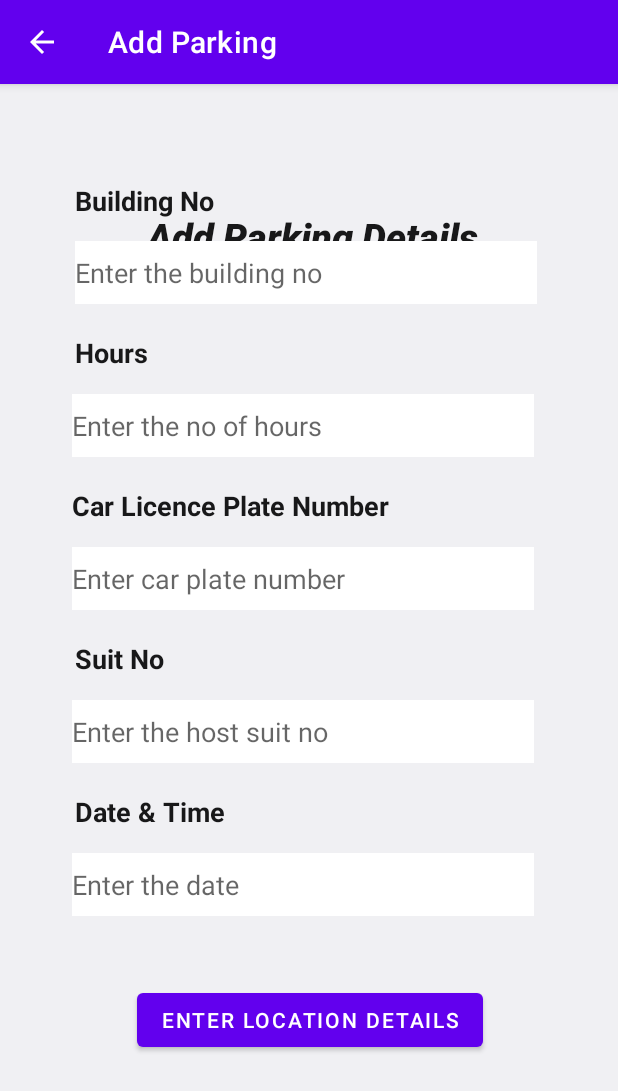
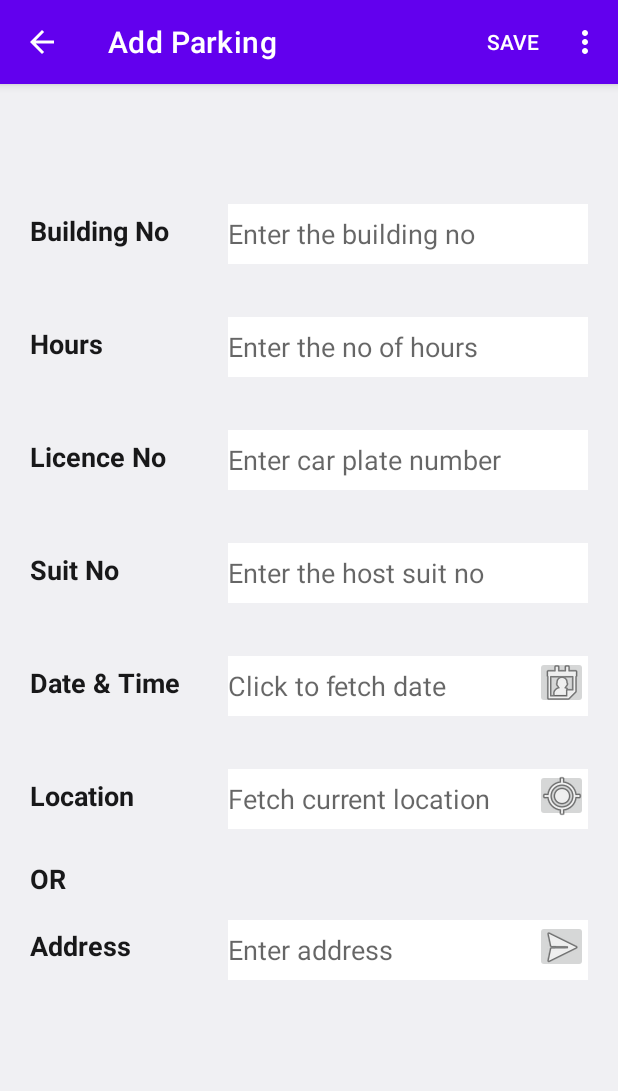
Before and after one commit to itzgannu/Parking, an Android app: the AddParking screen opened directly, with no data from a screen before it, on a phone screen of 412 x 824 dp. Shown: the top 1091 px of the screen. Run offline under Robolectric (Android 15) with nearby library versions, the phone set to English and light mode, and no system bars; our stand-ins replace Firebase (no records; nobody signed in at launch, a user with empty details on screens opened directly); Roboto replaces fonts that are not available here.

Commit message:
Commit changes: Add Parking screen, field validations, location fetching and saving parking details to DB

```diff
--- a/app/build.gradle
+++ b/app/build.gradle
@@ -42,6 +42,7 @@ dependencies {
     implementation platform('com.google.firebase:firebase-bom:28.0.1')
     implementation 'com.google.firebase:firebase-analytics'
     implementation 'com.google.firebase:firebase-firestore:21.4.3'
+    implementation 'com.google.android.gms:play-services-location:17.0.0'
     testImplementation 'junit:junit:4.+'
     androidTestImplementation 'androidx.test.ext:junit:1.1.2'
     androidTestImplementation 'androidx.test.espresso:espresso-core:3.3.0'
--- a/app/src/main/AndroidManifest.xml
+++ b/app/src/main/AndroidManifest.xml
@@ -1,6 +1,8 @@
 <?xml version="1.0" encoding="utf-8"?>
 <manifest xmlns:android="http://schemas.android.com/apk/res/android"
     package="divyaganesh.parking">
+
+    <uses-permission android:name="android.permission.ACCESS_FINE_LOCATION"/>
 
     <application
         android:allowBackup="true"
--- a/app/src/main/java/divyaganesh/parking/ParkingList.java
+++ b/app/src/main/java/divyaganesh/parking/ParkingList.java
@@ -153,6 +153,9 @@ public class ParkingList extends AppCompatActivity {
         switch (item.getItemId()) {
             case R.id.addParking: {
                 Log.d(TAG, "onOptionsItemSelected: Add Parking clicked");
+                Intent addParkingIntent = new Intent(this, AddParking.class);
+                addParkingIntent.putExtra("CurrentUser", currentUser);
+                startActivity(addParkingIntent);
                 break;
             }
             case R.id.update_parking: {
--- /dev/null
+++ b/app/src/main/java/divyaganesh/parking/helpers/LocationHelper.java
@@ -0,0 +1,128 @@
+package divyaganesh.parking.helpers;
+
+import android.Manifest;
+import android.annotation.SuppressLint;
+import android.app.Activity;
+import android.content.Context;
+import android.content.pm.PackageManager;
+import android.location.Address;
+import android.location.Geocoder;
+import android.location.Location;
+import android.util.Log;
+
+import androidx.annotation.NonNull;
+import androidx.core.app.ActivityCompat;
+import androidx.core.content.ContextCompat;
+import androidx.lifecycle.MutableLiveData;
+
+import com.google.android.gms.location.FusedLocationProviderClient;
+import com.google.android.gms.location.LocationRequest;
+import com.google.android.gms.location.LocationServices;
+import com.google.android.gms.tasks.OnFailureListener;
+import com.google.android.gms.tasks.OnSuccessListener;
+
+import java.util.List;
+import java.util.Locale;
+
+public class LocationHelper {
+    private  final String TAG = "MyTAG";
+    public boolean locationPermissionGranted = false;
+    private LocationRequest locationRequest;
+    public final int request_code_location = 101;
+    private FusedLocationProviderClient fusedLocationProviderClient = null;
+    //    Location mLocation;
+    MutableLiveData<Location> mLocation = new MutableLiveData<>();
+
+    private static final LocationHelper ourInstance = new LocationHelper();
+    public static  LocationHelper getInstance(){
+        return  ourInstance;
+    }
+
+    private LocationHelper(){
+        this.locationRequest = new LocationRequest();
+        this.locationRequest.setPriority(LocationRequest.PRIORITY_HIGH_ACCURACY); //indicates the accuracy
+        this.locationRequest.setInterval(30000); //will update the location every 30 seconds
+    }
+
+    public void checkPermissions(Context context){
+        this.locationPermissionGranted = (ContextCompat.checkSelfPermission(context.getApplicationContext(),
+                Manifest.permission.ACCESS_FINE_LOCATION) == PackageManager.PERMISSION_GRANTED);
+        Log.d(TAG, "checkPermissions: LocationPermissionGranted : " +this.locationPermissionGranted);
+
+        if(!this.locationPermissionGranted){
+            requestLocationPermission(context);
+        }
+    }
+
+    public void requestLocationPermission(Context context) {
+        ActivityCompat.requestPermissions((Activity) context, new String[]{Manifest.permission.ACCESS_FINE_LOCATION}, this.request_code_location);
+    }
+
+    public FusedLocationProviderClient getFusedLocationProviderClient(Context context){
+        if(this.fusedLocationProviderClient == null){
+            this.fusedLocationProviderClient = LocationServices.getFusedLocationProviderClient(context);
+        }
+        return this.fusedLocationProviderClient;
+    }
+
+    @SuppressLint("MissingPermission")
+    public MutableLiveData<Location> getLastLocation(Context context){
+        Log.d(TAG, "getLastLocation: Start of the function");
+        if(this.locationPermissionGranted){
+            try{
+                Log.d(TAG, "getLastLocation: Inside try block");
+                this.getFusedLocationProviderClient(context).getLastLocation()
+                        .addOnSuccessListener(new OnSuccessListener<Location>() {
+                            @Override
+                            public void onSuccess(Location location) {
+                                Log.d(TAG, "onSuccess: IS called");
+                                if(location != null){
+                                    mLocation.setValue(location);
+                                    Log.d(TAG, "onSuccess: Last Location received : Lat :" +mLocation.getValue().getLatitude() + "Long : " +mLocation.getValue().getLongitude());
+                                }else{
+                                    Log.d(TAG, "onSuccess: Else statement");
+                                }
+                            }
+                        })
+                        .addOnFailureListener(new OnFailureListener() {
+                            @Override
+                            public void onFailure(@NonNull Exception e) {
+                                Log.e(TAG, "onFailure: Could not get the last location" +e.getLocalizedMessage() );
+                            }
+                        });
+            }catch(Exception e){
+                Log.e(TAG, "getLastLocation: Error " + e.getLocalizedMessage());
+                return null;
+            }
+            return this.mLocation;
+
+        }else{
+            Log.e(TAG, "getLastLocation: App does not have access permission for location");
+            return null;
+        }
+    }
+
+    public String getAddress(Context context, Location loc){
+        Geocoder geocoder = new Geocoder(context, Locale.getDefault());
+        List<Address> addressList;
+
+        try{
+            addressList = geocoder.getFromLocation(loc.getLatitude(), loc.getLongitude(), 2);
+
+            String address = addressList.get(0).getAddressLine(0);
+            Log.d(TAG, "getAddress: Address : " +address);
+
+            Address addressObj = addressList.get(0);
+            Log.d(TAG, "getAddress: Country Code : " +addressObj.getCountryCode());
+            Log.d(TAG, "getAddress: Country Name : " +addressObj.getCountryName());
+            Log.d(TAG, "getAddress: City : " +addressObj.getLocality());
+            Log.d(TAG, "getAddress: Postal Code : " +addressObj.getPostalCode());
+            Log.d(TAG, "getAddress: Province : " +addressObj.getAdminArea());
+
+            return address;
+        }catch(Exception e){
+            Log.e(TAG, "getAddress: Address not fetched" +e.getLocalizedMessage() );
+        }
+        return null;
+    }
+}
--- a/app/src/main/java/divyaganesh/parking/viewmodels/ParkingViewModel.java
+++ b/app/src/main/java/divyaganesh/parking/viewmodels/ParkingViewModel.java
@@ -37,4 +37,8 @@ public class ParkingViewModel extends AndroidViewModel {
     public List<Parking> getALlParkingDetails(){
         return this.db.getAllParkingDetails();
     }
+
+    public void addParkingDetails(Parking p){
+        this.db.addParkingDetail(p);
+    }
 }
--- a/app/src/main/res/layout/activity_add_parking.xml
+++ b/app/src/main/res/layout/activity_add_parking.xml
@@ -8,163 +8,230 @@
     android:background="#F0F0F3"
     tools:context=".AddParking">
 
+    <TextView
+        android:id="@+id/addParkingAddressLbl"
+        android:layout_width="100dp"
+        android:layout_height="35dp"
+        android:layout_marginStart="20dp"
+        android:layout_marginTop="20dp"
+        android:text="@string/addParkAddressLbl"
+        android:textAlignment="viewStart"
+        android:textColor="#181819"
+        android:textSize="18sp"
+        android:textStyle="bold"
+        app:layout_constraintStart_toStartOf="parent"
+        app:layout_constraintTop_toBottomOf="@+id/addParkingORLbl" />
+
     <EditText
         android:id="@+id/addParkingLicenceField"
-        android:layout_width="308dp"
-        android:layout_height="42dp"
-        android:layout_marginStart="48dp"
-        android:layout_marginBottom="20dp"
+        android:layout_width="240dp"
+        android:layout_height="40dp"
+        android:layout_marginTop="35dp"
+        android:layout_marginEnd="20dp"
         android:background="#FFFFFF"
         android:ems="10"
         android:hint="@string/createAccCarHint"
         android:inputType="textPersonName"
-        app:layout_constraintBottom_toTopOf="@+id/addParkingSuitLbl"
-        app:layout_constraintStart_toStartOf="parent" />
+        app:layout_constraintEnd_toEndOf="parent"
+        app:layout_constraintTop_toBottomOf="@+id/addParkingHoursField" />
 
     <EditText
         android:id="@+id/addParkingSuitField"
-        android:layout_width="308dp"
-        android:layout_height="42dp"
-        android:layout_marginStart="48dp"
-        android:layout_marginBottom="20dp"
+        android:layout_width="240dp"
+        android:layout_height="40dp"
+        android:layout_marginTop="35dp"
+        android:layout_marginEnd="20dp"
         android:background="#FFFFFF"
         android:ems="10"
         android:hint="@string/addParkSuitHint"
         android:inputType="textPersonName"
-        app:layout_constraintBottom_toTopOf="@+id/addParkingDateLbl"
-        app:layout_constraintStart_toStartOf="parent" />
+        app:layout_constraintEnd_toEndOf="parent"
+        app:layout_constraintTop_toBottomOf="@+id/addParkingLicenceField" />
 
     <EditText
         android:id="@+id/addParkingHoursField"
-        android:layout_width="308dp"
-        android:layout_height="42dp"
-        android:layout_marginStart="48dp"
-        android:layout_marginBottom="20dp"
+        android:layout_width="240dp"
+        android:layout_height="40dp"
+        android:layout_marginTop="35dp"
+        android:layout_marginEnd="20dp"
         android:background="#FFFFFF"
         android:ems="10"
         android:hint="@string/addParkHoursHint"
         android:inputType="textPersonName"
-        app:layout_constraintBottom_toTopOf="@+id/addParkingLicenceLbl"
-        app:layout_constraintStart_toStartOf="parent" />
+        app:layout_constraintEnd_toEndOf="parent"
+        app:layout_constraintTop_toBottomOf="@+id/addParkingBuildingField" />
 
     <TextView
         android:id="@+id/addParkingSuitLbl"
-        android:layout_width="wrap_content"
-        android:layout_height="wrap_content"
-        android:layout_marginStart="50dp"
-        android:layout_marginBottom="15dp"
+        android:layout_width="100dp"
+        android:layout_height="35dp"
+        android:layout_marginStart="20dp"
+        android:layout_marginTop="40dp"
         android:text="@string/addParkSuitNo"
+        android:textAlignment="viewStart"
         android:textColor="#181819"
         android:textSize="18sp"
         android:textStyle="bold"
-        app:layout_constraintBottom_toTopOf="@+id/addParkingSuitField"
-        app:layout_constraintStart_toStartOf="parent" />
+        app:layout_constraintStart_toStartOf="parent"
+        app:layout_constraintTop_toBottomOf="@+id/addParkingLicenceLbl" />
 
     <TextView
         android:id="@+id/addParkingDateLbl"
-        android:layout_width="wrap_content"
-        android:layout_height="wrap_content"
-        android:layout_marginStart="50dp"
-        android:layout_marginBottom="15dp"
+        android:layout_width="100dp"
+        android:layout_height="35dp"
+        android:layout_marginStart="20dp"
+        android:layout_marginTop="40dp"
         android:text="@string/addParkDate"
+        android:textAlignment="viewStart"
         android:textColor="#181819"
         android:textSize="18sp"
         android:textStyle="bold"
-        app:layout_constraintBottom_toTopOf="@+id/addParkingDateField"
-        app:layout_constraintStart_toStartOf="parent" />
+        app:layout_constraintStart_toStartOf="parent"
+        app:layout_constraintTop_toBottomOf="@+id/addParkingSuitLbl" />
 
     <TextView
-        android:id="@+id/addParkingTitleLbl"
-        android:layout_width="wrap_content"
-        android:layout_height="wrap_content"
-        android:layout_marginStart="90dp"
-        android:layout_marginTop="84dp"
-        android:layout_marginEnd="90dp"
-        android:fontFamily="sans-serif-black"
-        android:text="@string/addParkingTitle"
+        android:id="@+id/addParkingBuildLbl"
+        android:layout_width="100dp"
+        android:layout_height="35dp"
+        android:layout_marginStart="20dp"
+        android:layout_marginTop="85dp"
+        android:text="@string/addParkBuildingNo"
+        android:textAlignment="viewStart"
         android:textColor="#181819"
-        android:textSize="25sp"
-        android:textStyle="bold|italic"
-        app:layout_constraintEnd_toEndOf="parent"
-        app:layout_constraintHorizontal_bias="0.692"
+        android:textSize="18sp"
+        android:textStyle="bold"
         app:layout_constraintStart_toStartOf="parent"
         app:layout_constraintTop_toTopOf="parent" />
 
     <TextView
-        android:id="@+id/addParkingBuildLbl"
-        android:layout_width="wrap_content"
-        android:layout_height="24dp"
-        android:layout_marginStart="50dp"
-        android:layout_marginBottom="15dp"
-        android:text="@string/addParkBuildingNo"
+        android:id="@+id/addParkingHoursLbl"
+        android:layout_width="100dp"
+        android:layout_height="35dp"
+        android:layout_marginStart="20dp"
+        android:layout_marginTop="40dp"
+        android:text="@string/addParkHours"
+        android:textAlignment="viewStart"
         android:textColor="#181819"
         android:textSize="18sp"
         android:textStyle="bold"
-        app:layout_constraintBottom_toTopOf="@+id/addParkingBuildingField"
-        app:layout_constraintStart_toStartOf="parent" />
+        app:layout_constraintStart_toStartOf="parent"
+        app:layout_constraintTop_toBottomOf="@+id/addParkingBuildLbl" />
 
     <TextView
-        android:id="@+id/addParkingHoursLbl"
-        android:layout_width="wrap_content"
-        android:layout_height="wrap_content"
-        android:layout_marginStart="50dp"
-        android:layout_marginBottom="15dp"
-        android:text="@string/addParkHours"
+        android:id="@+id/addParkingLicenceLbl"
+        android:layout_width="100dp"
+        android:layout_height="35dp"
+        android:layout_marginStart="20dp"
+        android:layout_marginTop="40dp"
+        android:text="@string/addParkCarNo"
+        android:textAlignment="viewStart"
         android:textColor="#181819"
         android:textSize="18sp"
         android:textStyle="bold"
-        app:layout_constraintBottom_toTopOf="@+id/addParkingHoursField"
-        app:layout_constraintStart_toStartOf="parent" />
-
-    <TextView
-        android:id="@+id/addParkingLicenceLbl"
-        android:layout_width="wrap_content"
-        android:layout_height="wrap_content"
-        android:layout_marginStart="48dp"
-        android:layout_marginBottom="15dp"
-        android:text="@string/createAccCarLbl"
-        android:textColor="#181819"
-        android:textSize="18sp"
-        android:textStyle="bold"
-        app:layout_constraintBottom_toTopOf="@+id/addParkingLicenceField"
-        app:layout_constraintStart_toStartOf="parent" />
+        app:layout_constraintStart_toStartOf="parent"
+        app:layout_constraintTop_toBottomOf="@+id/addParkingHoursLbl" />
 
     <EditText
         android:id="@+id/addParkingBuildingField"
-        android:layout_width="308dp"
-        android:layout_height="42dp"
-        android:layout_marginStart="50dp"
-        android:layout_marginBottom="20dp"
+        android:layout_width="240dp"
+        android:layout_height="40dp"
+        android:layout_marginTop="80dp"
+        android:layout_marginEnd="20dp"
         android:background="#FFFFFF"
         android:ems="10"
         android:hint="@string/addParkBuildingHint"
         android:inputType="textPersonName"
-        app:layout_constraintBottom_toTopOf="@+id/addParkingHoursLbl"
-        app:layout_constraintStart_toStartOf="parent" />
+        app:layout_constraintEnd_toEndOf="parent"
+        app:layout_constraintTop_toTopOf="parent" />
 
     <EditText
         android:id="@+id/addParkingDateField"
-        android:layout_width="308dp"
-        android:layout_height="42dp"
-        android:layout_marginStart="48dp"
-        android:layout_marginBottom="45dp"
+        android:layout_width="240dp"
+        android:layout_height="40dp"
+        android:layout_marginTop="35dp"
+        android:layout_marginEnd="20dp"
         android:background="#FFFFFF"
         android:ems="10"
         android:hint="@string/addParkDateHint"
         android:inputType="date"
-        app:layout_constraintBottom_toTopOf="@+id/addParkingEnterLocBtn"
-        app:layout_constraintStart_toStartOf="parent" />
+        app:layout_constraintEnd_toEndOf="parent"
+        app:layout_constraintTop_toBottomOf="@+id/addParkingSuitField" />
 
-    <Button
-        android:id="@+id/addParkingEnterLocBtn"
+    <TextView
+        android:id="@+id/addParkingCurrentLocationLbl"
+        android:layout_width="100dp"
+        android:layout_height="35dp"
+        android:layout_marginStart="20dp"
+        android:layout_marginTop="40dp"
+        android:text="@string/addParkLocation"
+        android:textAlignment="viewStart"
+        android:textColor="#181819"
+        android:textSize="18sp"
+        android:textStyle="bold"
+        app:layout_constraintStart_toStartOf="parent"
+        app:layout_constraintTop_toBottomOf="@+id/addParkingDateLbl" />
+
+    <EditText
+        android:id="@+id/addParkingCurrentLocationField"
+        android:layout_width="240dp"
+        android:layout_height="40dp"
+        android:layout_marginTop="35dp"
+        android:layout_marginEnd="20dp"
+        android:background="#FFFFFF"
+        android:ems="10"
+        android:hint="@string/addParkLocationHint"
+        android:inputType="textPersonName"
+        app:layout_constraintEnd_toEndOf="parent"
+        app:layout_constraintTop_toBottomOf="@+id/addParkingDateField" />
+
+    <EditText
+        android:id="@+id/addParkingAddressField"
+        android:layout_width="240dp"
+        android:layout_height="40dp"
+        android:layout_marginTop="15dp"
+        android:layout_marginEnd="20dp"
+        android:background="#FFFFFF"
+        android:ems="10"
+        android:hint="@string/addParkAddressHint"
+        android:inputType="textPersonName"
+        app:layout_constraintEnd_toEndOf="parent"
+        app:layout_constraintTop_toBottomOf="@+id/addParkingORLbl" />
+
+    <TextView
+        android:id="@+id/addParkingORLbl"
         android:layout_width="wrap_content"
         android:layout_height="wrap_content"
-        android:layout_marginStart="91dp"
-        android:layout_marginEnd="91dp"
-        android:layout_marginBottom="120dp"
-        android:text="@string/addParkLocationBtn"
-        app:layout_constraintBottom_toBottomOf="parent"
-        app:layout_constraintEnd_toEndOf="parent"
-        app:layout_constraintHorizontal_bias="0.0"
-        app:layout_constraintStart_toStartOf="parent" />
+        android:layout_marginStart="20dp"
+        android:layout_marginTop="20dp"
+        android:text="@string/addParkOR"
+        android:textColor="#181819"
+        android:textSize="18sp"
+        android:textStyle="bold"
+        app:layout_constraintStart_toStartOf="parent"
+        app:layout_constraintTop_toBottomOf="@+id/addParkingCurrentLocationLbl" />
+
+    <ImageButton
+        android:id="@+id/addParkingFetchAddressBtn"
+        android:layout_width="35dp"
+        android:layout_height="35dp"
+        app:layout_constraintEnd_toEndOf="@+id/addParkingAddressField"
+        app:layout_constraintTop_toTopOf="@+id/addParkingAddressField"
+        app:srcCompat="@android:drawable/ic_menu_send" />
+
+    <ImageButton
+        android:id="@+id/addParkingFetchCurrentLocBtn"
+        android:layout_width="35dp"
+        android:layout_height="35dp"
+        app:layout_constraintEnd_toEndOf="@+id/addParkingCurrentLocationField"
+        app:layout_constraintTop_toTopOf="@+id/addParkingCurrentLocationField"
+        app:srcCompat="@android:drawable/ic_menu_mylocation" />
+
+    <ImageButton
+        android:id="@+id/addParkingCalendarBtn"
+        android:layout_width="35dp"
+        android:layout_height="35dp"
+        app:layout_constraintEnd_toEndOf="@+id/addParkingDateField"
+        app:layout_constraintTop_toTopOf="@+id/addParkingDateField"
+        app:srcCompat="@android:drawable/ic_menu_my_calendar" />
+
 </androidx.constraintlayout.widget.ConstraintLayout>
--- a/app/src/main/res/values/strings.xml
+++ b/app/src/main/res/values/strings.xml
@@ -23,13 +23,20 @@
     <string name="addParkingTitle">Add Parking Details</string>
     <string name="addParkBuildingNo">Building No</string>
     <string name="addParkHours">Hours</string>
+    <string name="addParkCarNo">Licence No</string>
     <string name="addParkSuitNo">Suit No</string>
     <string name="addParkDate">Date &amp; Time</string>
-    <string name="addParkLocationBtn">Enter location Details</string>
+    <string name="addParkLocation">Location</string>
+    <string name="addParkCalendarBtn" />
+    <string name="addParkCurrentLocationBtn"/>
+    <string name="addParkAddressLbl">Address</string>
     <string name="addParkBuildingHint">Enter the building no</string>
     <string name="addParkHoursHint">Enter the no of hours</string>
     <string name="addParkSuitHint">Enter the host suit no</string>
-    <string name="addParkDateHint">Enter the date</string>
+    <string name="addParkDateHint">Click to fetch date</string>
+    <string name="addParkLocationHint">Fetch current location</string>
+    <string name="addParkAddressHint">Enter address</string>
+    <string name="addParkOR">OR</string>
 
     <string name="parkingListTitle">Parking List</string>
     <string name="sameText">SAMPLE TEXT</string>
```
Also changed, not shown: app/src/main/java/divyaganesh/parking/AddParking.java (+224 -1 lines).
